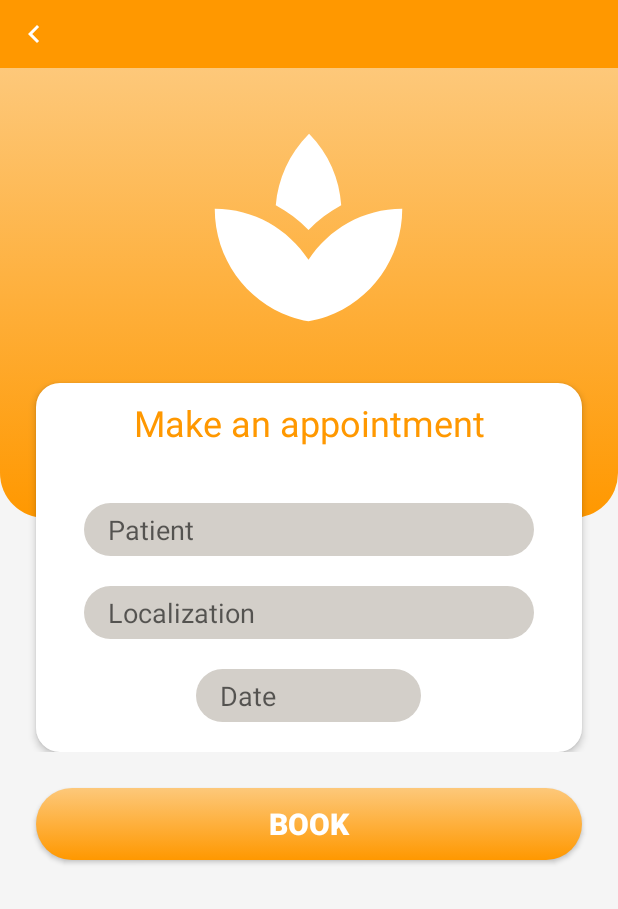
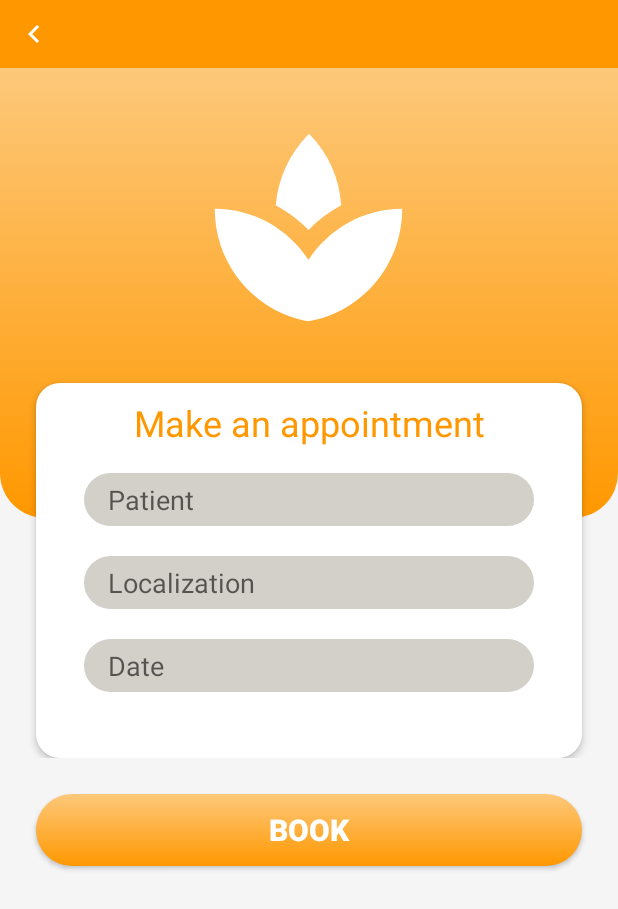
Before and after one commit to 268317/Dermapp, an Android app: the StartDocActivity screen opened directly, with no data from a screen before it, in the side drawer, after a tap on "Make appointment", on a phone screen of 412 x 824 dp. Shown: the top 909 px of the screen. Run offline under Robolectric (Android 15) with nearby library versions, the phone set to English and light mode, and no system bars; our stand-ins replace Firebase (no records; nobody signed in at launch, a user with empty details on screens opened directly).

Commit message:
Pull fixed start page doc, creating appointments from doc account

```diff
--- a/app/src/main/java/com/example/dermapp/database/Prescription.kt
+++ b/app/src/main/java/com/example/dermapp/database/Prescription.kt
@@ -3,13 +3,13 @@ package com.example.dermapp.database
 import com.google.firebase.firestore.PropertyName
 import java.util.Date
 
-open class Prescription(
+data class Prescription(
     @get:PropertyName("prescriptionId") @set:PropertyName("prescriptionId") open var prescriptionId: String = "",
     @get:PropertyName("doctorId") @set:PropertyName("doctorId") open var doctorId: String = "",
     @get:PropertyName("patientId") @set:PropertyName("patientId") open var patientId: String = "",
     @get:PropertyName("date") @set:PropertyName("date") open var date: Date,
     @get:PropertyName("prescriptionText") @set:PropertyName("prescriptionText") open var prescriptionText: String = ""
-) {
-    // Konstruktor bezargumentowy
-    constructor() : this("", "", "", Date(), "")
-}
+) //{
+//    // Konstruktor bezargumentowy
+//    constructor() : this("", "", "", Date(), "")
+//}
--- a/app/src/main/java/com/example/dermapp/startDoctor/StartDocActivity.kt
+++ b/app/src/main/java/com/example/dermapp/startDoctor/StartDocActivity.kt
@@ -6,6 +6,7 @@ import android.os.Bundle
 import android.widget.ImageButton
 import android.widget.RelativeLayout
 import android.widget.TextView
+import android.widget.Toast
 import androidx.activity.enableEdgeToEdge
 import androidx.appcompat.app.AppCompatActivity
 import androidx.core.view.GravityCompat
@@ -29,6 +30,9 @@ import com.example.dermapp.messages.MessagesDocActivity
 import com.google.android.material.navigation.NavigationView
 import com.google.firebase.auth.FirebaseAuth
 import com.google.firebase.firestore.FirebaseFirestore
+import java.text.SimpleDateFormat
+import java.util.Date
+import java.util.Locale
 
 class StartDocActivity : AppCompatActivity() {
     private lateinit var drawerLayout: DrawerLayout
@@ -55,37 +59,39 @@ class StartDocActivity : AppCompatActivity() {
         recyclerViewPrescriptions.layoutManager = LinearLayoutManager(this, LinearLayoutManager.HORIZONTAL, false)
         val prescriptions: MutableList<Prescription> = ArrayList()
 
-//        appointments.add(
-//            Appointment(
-//                doctorId = "Jan",
-//                patientPesel = "Kowalski",
-//                appointmentDate = Date()
-//            )
-//        )
-//
-//        appointments.add(
-//            Appointment(
-//                doctorId = "Adam",
-//                patientPesel = "Nowak",
-//                appointmentDate = Date()
-//            )
-//        )
-//
-//        appointments.add(
-//            Appointment(
-//                doctorId = "Monika",
-//                patientPesel = "Adamska",
-//                appointmentDate = Date()
-//            )
-//        )
-//
-//        appointments.add(
-//            Appointment(
-//                doctorId = "Anna",
-//                patientPesel = "Kwiatek",
-//                appointmentDate = Date()
-//            )
-//        )
+        val format = SimpleDateFormat("dd-MM-yyyy", Locale.getDefault())
+
+        appointments.add(
+            Appointment(
+                doctorId = "Jan",
+                patientId = "Kowalski",
+                datetime = Date()
+            )
+        )
+
+        appointments.add(
+            Appointment(
+                doctorId = "Adam",
+                patientId = "Nowak",
+                datetime = Date()
+            )
+        )
+
+        appointments.add(
+            Appointment(
+                doctorId = "Monika",
+                patientId = "Adamska",
+                datetime = Date()
+            )
+        )
+
+        appointments.add(
+            Appointment(
+                doctorId = "Anna",
+                patientId = "Kwiatek",
+                datetime = Date()
+            )
+        )
 
         reports.add(
             MedicalReport(
@@ -115,7 +121,7 @@ class StartDocActivity : AppCompatActivity() {
 //            Prescription(
 //                doctorId = "Jan",
 //                patientId = "Kowalski",
-//                date = "10-06-2024".
+//                date = format.parse("10-06-2024")
 //            )
 //        )
 //
@@ -123,7 +129,7 @@ class StartDocActivity : AppCompatActivity() {
 //            Prescription(
 //                doctorId = "Jan",
 //                patientId = "Kowalski",
-//                date = "10-06-2024"
+//                date = format.parse("10-06-2024")
 //            )
 //        )
 //
@@ -131,7 +137,7 @@ class StartDocActivity : AppCompatActivity() {
 //            Prescription(
 //                doctorId = "Jan",
 //                patientId = "Kowalski",
-//                date = "10-06-2024"
+//                date = format.parse("10-06-2024")
 //            )
 //        )
 
@@ -194,6 +200,11 @@ class StartDocActivity : AppCompatActivity() {
                     startActivity(intent)
                     true
                 }
+                R.id.nav_set -> {
+                    val intent = Intent(this, SetAppointmentDocActivity::class.java)
+                    startActivity(intent)
+                    true
+                }
                 R.id.nav_newReport -> {
                     val intent = Intent(this, CreateNewReportActivity::class.java)
                     startActivity(intent)
@@ -202,11 +213,6 @@ class StartDocActivity : AppCompatActivity() {
 
                 R.id.nav_myMailbox -> {
                     val intent = Intent(this, MessagesDocActivity::class.java)
-                    startActivity(intent)
-                    true
-                }
-                R.id.nav_set -> {
-                    val intent = Intent(this, SetAppointmentDocActivity::class.java)
                     startActivity(intent)
                     true
                 }
--- a/app/src/main/res/layout/activity_make_appointment_doc.xml
+++ b/app/src/main/res/layout/activity_make_appointment_doc.xml
@@ -6,14 +6,13 @@
     android:layout_width="match_parent"
     android:layout_height="match_parent"
     android:background="#f5f5f5"
-    tools:context=".CreateAppointmentDetailsDocActivity">
+    tools:context=".MakeAppointmentDocActivity">
 
     <include
         android:id="@+id/backHeader"
         layout="@layout/header_back"
         android:layout_width="match_parent"
         android:layout_height="wrap_content"/>
-
 
     <ScrollView
         android:layout_width="match_parent"
@@ -24,7 +23,6 @@
             android:layout_width="match_parent"
             android:layout_height="wrap_content"
             android:orientation="vertical">
-
 
             <androidx.constraintlayout.widget.ConstraintLayout
                 android:layout_width="match_parent"
@@ -64,13 +62,13 @@
                     <LinearLayout
                         android:id="@+id/linearLayoutAppointmentDoc"
                         android:layout_width="match_parent"
-                        android:layout_height="wrap_content"
-                        android:gravity="center_horizontal"
+                        android:layout_height="250dp"
                         android:layout_marginStart="24dp"
                         android:layout_marginTop="210dp"
                         android:layout_marginEnd="24dp"
                         android:background="@drawable/white_background"
                         android:elevation="3dp"
+                        android:gravity="center_horizontal"
                         android:orientation="vertical"
                         app:layout_constraintBottom_toBottomOf="parent"
                         app:layout_constraintEnd_toEndOf="parent"
@@ -86,7 +84,7 @@
                             android:orientation="horizontal">
 
                             <TextView
-                                android:id="@+id/textViewMyReportsPat"
+                                android:id="@+id/textViewMyReportsDoc"
                                 android:layout_width="wrap_content"
                                 android:layout_height="wrap_content"
                                 android:layout_weight="1"
@@ -96,15 +94,8 @@
                                 android:textSize="24sp" />
                         </LinearLayout>
 
-                        <LinearLayout
-                            android:layout_width="match_parent"
-                            android:layout_height="wrap_content"
-                            android:layout_margin="10dp"
-                            android:orientation="horizontal" />
-
-
                         <AutoCompleteTextView
-                            android:id="@+id/autoCompleteTextViewPat"
+                            android:id="@+id/autoCompleteTextViewPatient"
                             android:layout_width="300dp"
                             android:layout_height="35dp"
                             android:background="@drawable/rounded_gray_background"
@@ -114,7 +105,7 @@
                             android:textColor="@android:color/black"
                             app:layout_constraintEnd_toStartOf="@+id/guideline20"
                             app:layout_constraintStart_toStartOf="@+id/guideline19"
-                            app:layout_constraintTop_toBottomOf="@+id/textViewMyReportsPat" />
+                            app:layout_constraintTop_toBottomOf="@+id/textViewMyReportsDoc" />
 
                         <AutoCompleteTextView
                             android:id="@+id/autoCompleteTextViewLocalization"
@@ -122,21 +113,24 @@
                             android:layout_height="35dp"
                             android:layout_marginTop="20dp"
                             android:background="@drawable/rounded_gray_background"
+                            android:clickable="true"
                             android:completionThreshold="0"
+                            android:focusable="false"
                             android:fontFamily="sans-serif"
                             android:hint="Localization"
+                            android:inputType="none"
                             android:paddingStart="16dp"
                             android:textColor="@android:color/black"
                             app:layout_constraintEnd_toStartOf="@+id/guideline20"
                             app:layout_constraintStart_toStartOf="@+id/guideline19"
                             app:layout_constraintTop_toBottomOf="@+id/autoCompleteTextViewDoctor" />
 
+
                         <AutoCompleteTextView
                             android:id="@+id/autoCompleteTextDate"
-                            android:layout_width="150dp"
+                            android:layout_width="300dp"
                             android:layout_height="35dp"
                             android:layout_marginTop="20dp"
-                            android:layout_marginBottom="20dp"
                             android:background="@drawable/rounded_gray_background"
                             android:clickable="true"
                             android:focusable="false"
```
